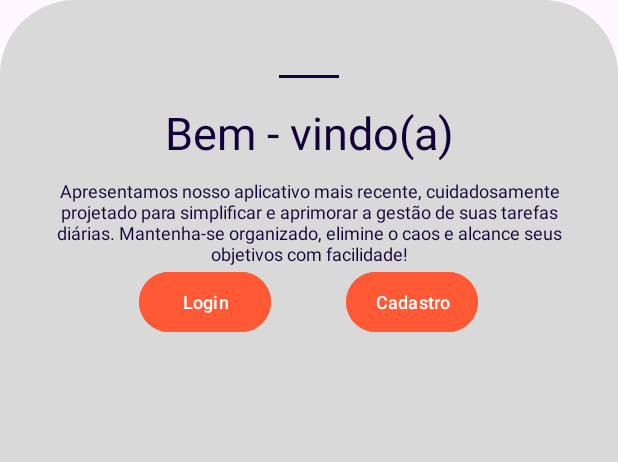
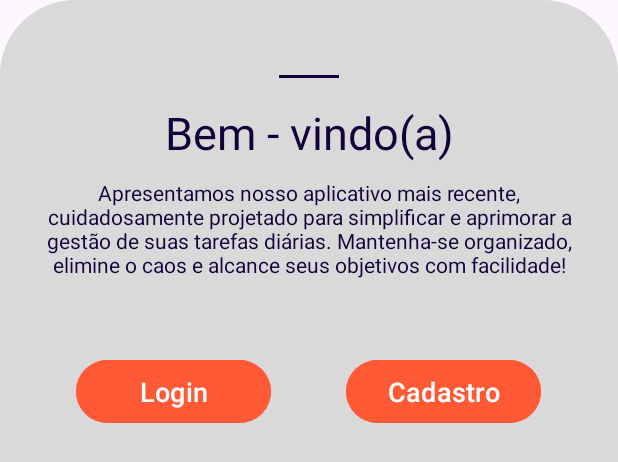
Before and after one commit to DevListApp/DevList, an Android app: the layout activity_bem_vindo.xml on its own in the app's theme, with its tools: preview values and no code run, on a phone screen of 412 x 824 dp. Shown: the top 462 px of the screen. Run offline under Robolectric (Android 15) with nearby library versions, the phone set to English and light mode, and no system bars.

Commit message:
style: Adequação tamanho dos botões da splashSrcreen bem-vindo

```diff
--- a/app/src/main/res/layout/activity_bem_vindo.xml
+++ b/app/src/main/res/layout/activity_bem_vindo.xml
@@ -30,23 +30,24 @@
         android:layout_height="wrap_content"
         android:text="Apresentamos nosso aplicativo mais recente, cuidadosamente projetado para simplificar e aprimorar a gestão de suas tarefas diárias. Mantenha-se organizado, elimine o caos e alcance seus objetivos com facilidade!"
         android:gravity="center"
-        android:textSize="12sp"
+        android:textSize="14sp"
         android:textColor="@color/purple"/>
 
     <LinearLayout
         android:layout_width="wrap_content"
         android:layout_height="wrap_content"
         android:orientation="horizontal"
+        android:layout_marginTop="50dp"
         android:layout_gravity="center">
 
         <Button
-            android:layout_width="wrap_content"
-            android:layout_height="wrap_content"
-            android:padding="10dp"
+            android:layout_width="130dp"
+            android:layout_height="50dp"
             android:text="Login"
-            android:textSize="12sp"
+            android:textSize="18sp"
             android:backgroundTint="@color/orange"
-            app:cornerRadius="50dp"
+            android:textColor="@color/white"
+            app:cornerRadius="30dp"
             android:layout_gravity="center_horizontal"
             android:id="@+id/btnLogin"/>
 
@@ -55,13 +56,13 @@
             android:layout_height="50dp"/>
 
         <Button
-            android:layout_width="wrap_content"
-            android:layout_height="wrap_content"
-            android:padding="10dp"
+            android:layout_width="130dp"
+            android:textColor="@color/white"
+            android:layout_height="50dp"
             android:text="Cadastro"
-            android:textSize="12sp"
+            android:textSize="18sp"
             android:backgroundTint="@color/orange"
-            app:cornerRadius="50dp"
+            app:cornerRadius="30dp"
             android:layout_gravity="center_horizontal"
             android:id="@+id/btnRegister"/>
 
```
